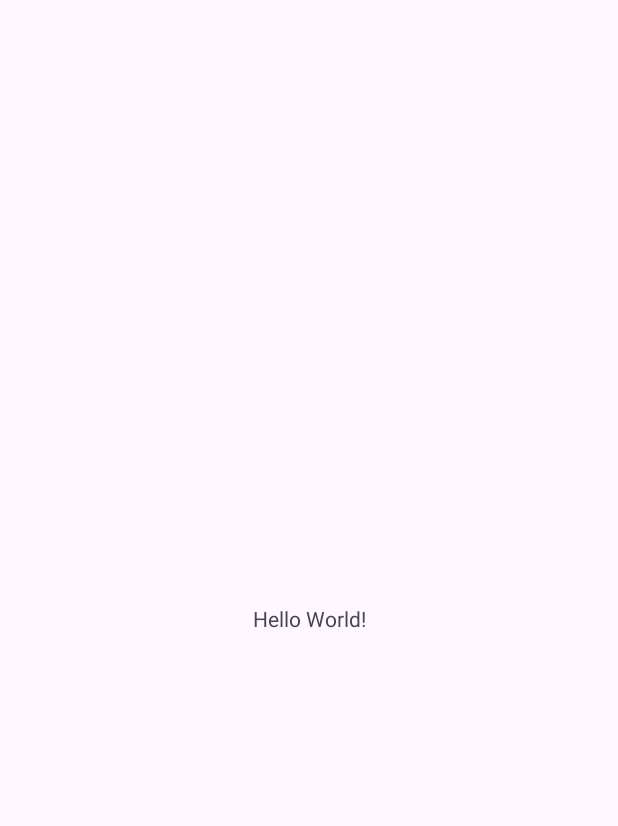
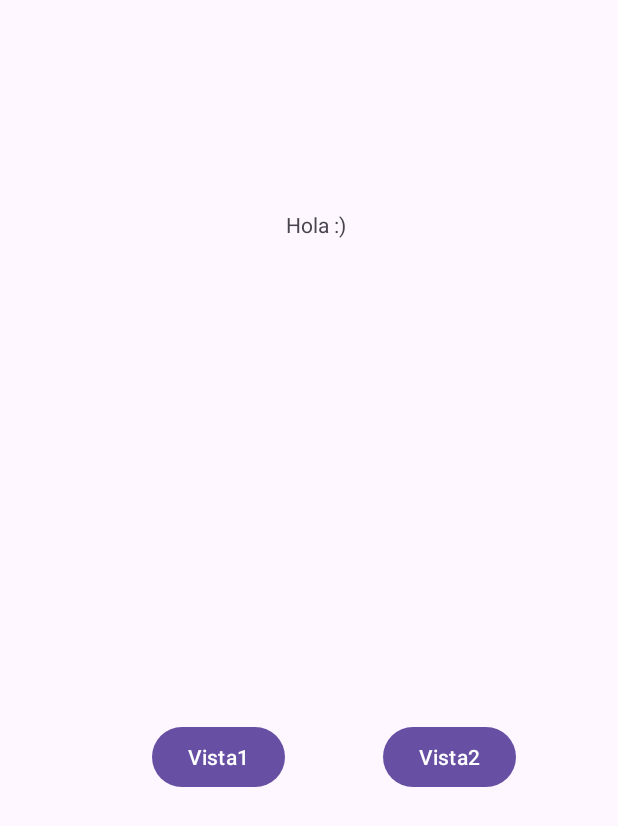
Before and after one commit to xEriis/Tarea2PDDM, an Android app: the screen it shows after launch (MainActivity), on a phone screen of 412 x 824 dp. Before the commit the part shown is almost empty. Shown: the top 826 px of the screen. Run offline under Robolectric (Android 15) with nearby library versions, the phone set to English and light mode, and no system bars.

Commit message:
Avance de app

```diff
--- a/app/src/main/AndroidManifest.xml
+++ b/app/src/main/AndroidManifest.xml
@@ -13,6 +13,12 @@
         android:theme="@style/Theme.Tarea2"
         tools:targetApi="31">
         <activity
+            android:name=".PantallaDos"
+            android:exported="false" />
+        <activity
+            android:name=".PantallaUno"
+            android:exported="false" />
+        <activity
             android:name=".MainActivity"
             android:exported="true">
             <intent-filter>
--- a/app/src/main/java/com/erynlexa/tarea2/MainActivity.kt
+++ b/app/src/main/java/com/erynlexa/tarea2/MainActivity.kt
@@ -1,6 +1,9 @@
 package com.erynlexa.tarea2
 
 import android.os.Bundle
+import android.content.Intent;
+import android.view.View;
+import android.widget.Button
 import androidx.activity.enableEdgeToEdge
 import androidx.appcompat.app.AppCompatActivity
 import androidx.core.view.ViewCompat
@@ -9,12 +12,25 @@ import androidx.core.view.WindowInsetsCompat
 class MainActivity : AppCompatActivity() {
     override fun onCreate(savedInstanceState: Bundle?) {
         super.onCreate(savedInstanceState)
-        enableEdgeToEdge()
         setContentView(R.layout.activity_main)
+
         ViewCompat.setOnApplyWindowInsetsListener(findViewById(R.id.main)) { v, insets ->
             val systemBars = insets.getInsets(WindowInsetsCompat.Type.systemBars())
             v.setPadding(systemBars.left, systemBars.top, systemBars.right, systemBars.bottom)
             insets
         }
+
+        val botonVistaUno : Button = findViewById(R.id.botonV1)
+        botonVistaUno.setOnClickListener {
+            val aperturaVistaUno = Intent(this, PantallaUno::class.java)
+            startActivity(aperturaVistaUno)
+        }
+
+        val botonVistaDos : Button = findViewById(R.id.botonV2)
+        botonVistaDos.setOnClickListener {
+            val aperturaVistaDos = Intent(this, PantallaDos::class.java)
+            startActivity(aperturaVistaDos)
+        }
     }
+
 }
--- a/app/src/main/res/layout/activity_main.xml
+++ b/app/src/main/res/layout/activity_main.xml
@@ -7,13 +7,39 @@
     android:layout_height="match_parent"
     tools:context=".MainActivity">
 
-    <TextView
+    <Button
+        android:id="@+id/botonV2"
         android:layout_width="wrap_content"
         android:layout_height="wrap_content"
-        android:text="Hello World!"
+        android:layout_marginTop="320dp"
+        android:layout_marginEnd="68dp"
+        android:text="@string/boton_vista2"
         app:layout_constraintBottom_toBottomOf="parent"
         app:layout_constraintEnd_toEndOf="parent"
+        app:layout_constraintTop_toBottomOf="@+id/textBienvenida"
+        app:layout_constraintVertical_bias="0.004" />
+
+    <TextView
+        android:id="@+id/textBienvenida"
+        android:layout_width="wrap_content"
+        android:layout_height="wrap_content"
+        android:layout_marginTop="140dp"
+        android:text="Hola :)"
+        app:layout_constraintEnd_toEndOf="parent"
+        app:layout_constraintHorizontal_bias="0.513"
         app:layout_constraintStart_toStartOf="parent"
         app:layout_constraintTop_toTopOf="parent" />
 
+    <Button
+        android:id="@+id/botonV1"
+        android:layout_width="wrap_content"
+        android:layout_height="wrap_content"
+        android:layout_marginTop="320dp"
+        android:text="@string/boton_vista1"
+        app:layout_constraintBottom_toBottomOf="parent"
+        app:layout_constraintEnd_toStartOf="@+id/botonV2"
+        app:layout_constraintHorizontal_bias="0.606"
+        app:layout_constraintStart_toStartOf="parent"
+        app:layout_constraintTop_toBottomOf="@+id/textBienvenida"
+        app:layout_constraintVertical_bias="0.004" />
 </androidx.constraintlayout.widget.ConstraintLayout>
--- a/app/src/main/res/values/strings.xml
+++ b/app/src/main/res/values/strings.xml
@@ -1,3 +1,5 @@
 <resources>
     <string name="app_name">Tarea2</string>
+    <string name="boton_vista1">Vista1</string>
+    <string name="boton_vista2">Vista2</string>
 </resources>
```
